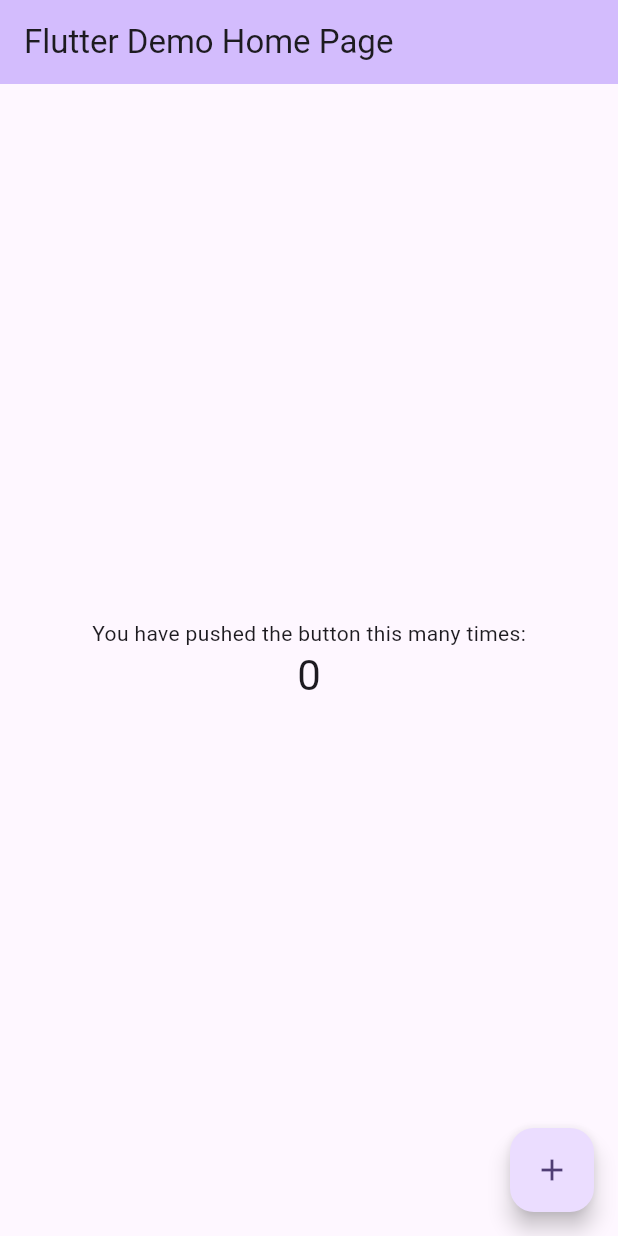
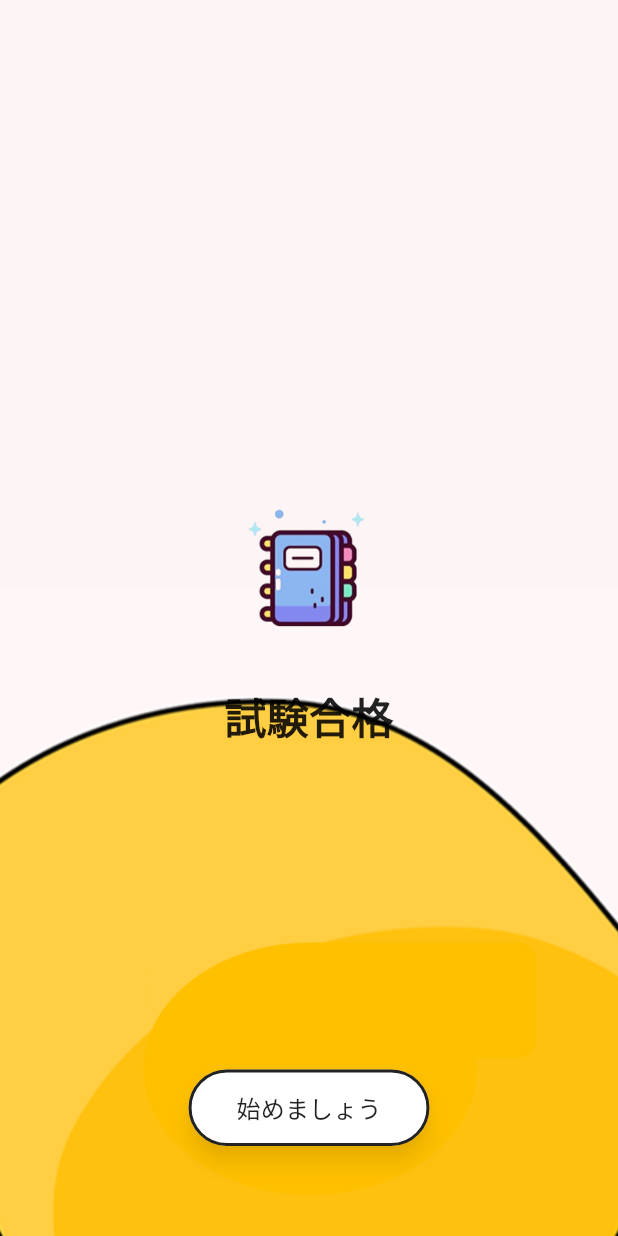
Before and after one commit to EiPhyuHtun/ojtpj, a Flutter app: the screen it shows after launch, on a phone screen of 412 x 824 dp. Run offline on Flutter 3.47's test engine with Material 3 defaults, Android fonts, the phone set to English and light mode, and no system bars.

Commit message:
ホーム画面＿対応

```diff
--- /dev/null
+++ b/lib/level.dart
@@ -0,0 +1,8 @@
+import 'package:flutter/material.dart';
+
+class LevelPage extends StatelessWidget {
+  @override
+  Widget build(BuildContext context) {
+    return Scaffold();
+  }
+}
--- a/lib/main.dart
+++ b/lib/main.dart
@@ -1,4 +1,5 @@
 import 'package:flutter/material.dart';
+import 'level.dart';
 
 void main() {
   runApp(const MyApp());
@@ -11,115 +12,80 @@
   @override
   Widget build(BuildContext context) {
     return MaterialApp(
-      title: 'Hello Su Myat Naing',
-      theme: ThemeData(
-        // This is the theme of your application.
-        //
-        // TRY THIS: Try running your application with "flutter run". You'll see
-        // the application has a purple toolbar. Then, without quitting the app,
-        // try changing the seedColor in the colorScheme below to Colors.green
-        // and then invoke "hot reload" (save your changes or press the "hot
-        // reload" button in a Flutter-supported IDE, or press "r" if you used
-        // the command line to start the app).
-        //
-        // Notice that the counter didn't reset back to zero; the application
-        // state is not lost during the reload. To reset the state, use hot
-        // restart instead.
-        //
-        // This works for code too, not just values: Most code changes can be
-        // tested with just a hot reload.
-        colorScheme: ColorScheme.fromSeed(seedColor: Colors.deepPurple),
-        useMaterial3: true,
-      ),
-      home: const MyHomePage(title: 'Flutter Demo Home Page'),
+      home: MyHomePage(),
     );
   }
 }
 
-class MyHomePage extends StatefulWidget {
-  const MyHomePage({super.key, required this.title});
-
-  // This widget is the home page of your application. It is stateful, meaning
-  // that it has a State object (defined below) that contains fields that affect
-  // how it looks.
-
-  // This class is the configuration for the state. It holds the values (in this
-  // case the title) provided by the parent (in this case the App widget) and
-  // used by the build method of the State. Fields in a Widget subclass are
-  // always marked "final".
-
-  final String title;
-
-  @override
-  State<MyHomePage> createState() => _MyHomePageState();
-}
-
-class _MyHomePageState extends State<MyHomePage> {
-  int _counter = 0;
-
-  void _incrementCounter() {
-    setState(() {
-      // This call to setState tells the Flutter framework that something has
-      // changed in this State, which causes it to rerun the build method below
-      // so that the display can reflect the updated values. If we changed
-      // _counter without calling setState(), then the build method would not be
-      // called again, and so nothing would appear to happen.
-      _counter++;
-    });
-  }
-
+class MyHomePage extends StatelessWidget {
   @override
   Widget build(BuildContext context) {
-    // This method is rerun every time setState is called, for instance as done
-    // by the _incrementCounter method above.
-    //
-    // The Flutter framework has been optimized to make rerunning build methods
-    // fast, so that you can just rebuild anything that needs updating rather
-    // than having to individually change instances of widgets.
     return Scaffold(
-      appBar: AppBar(
-        // TRY THIS: Try changing the color here to a specific color (to
-        // Colors.amber, perhaps?) and trigger a hot reload to see the AppBar
-        // change color while the other colors stay the same.
-        backgroundColor: Theme.of(context).colorScheme.inversePrimary,
-        // Here we take the value from the MyHomePage object that was created by
-        // the App.build method, and use it to set our appbar title.
-        title: Text(widget.title),
+      backgroundColor: const Color(0xFFFDF4F6),
+      body: Stack(
+        children: [
+          Align(
+            alignment: Alignment.bottomCenter,
+            child: Image.asset(
+              'assets/images/curve_background.png',
+              width: double.infinity,
+              fit: BoxFit.cover,
             ),
-      body: Center(
-        // Center is a layout widget. It takes a single child and positions it
-        // in the middle of the parent.
+          ),
+          Center(
             child: Column(
-          // Column is also a layout widget. It takes a list of children and
-          // arranges them vertically. By default, it sizes itself to fit its
-          // children horizontally, and tries to be as tall as its parent.
-          //
-          // Column has various properties to control how it sizes itself and
-          // how it positions its children. Here we use mainAxisAlignment to
-          // center the children vertically; the main axis here is the vertical
-          // axis because Columns are vertical (the cross axis would be
-          // horizontal).
-          //
-          // TRY THIS: Invoke "debug painting" (choose the "Toggle Debug Paint"
-          // action in the IDE, or press "p" in the console), to see the
-          // wireframe for each widget.
               mainAxisAlignment: MainAxisAlignment.center,
-          children: <Widget>[
+              children: [
+                Image.asset(
+                  'assets/images/book.png',
+                  height: 100,
+                ),
+                const SizedBox(height: 30),
                 const Text(
-              'You have pushed the button this many times:',
+                  '試験合格',
+                  style: TextStyle(
+                    fontSize: 28,
+                    fontWeight: FontWeight.bold,
+                    color: Colors.black87,
                   ),
-            Text(
-              '$_counter',
-              style: Theme.of(context).textTheme.headlineMedium,
                 ),
               ],
             ),
           ),
-      floatingActionButton: FloatingActionButton(
-        onPressed: _incrementCounter,
-        tooltip: 'Increment',
-        child: const Icon(Icons.add),
-      ), // This trailing comma makes auto-formatting nicer for build methods.
+          Align(
+            alignment: Alignment.bottomCenter,
+            child: Padding(
+              padding: const EdgeInsets.only(bottom: 60.0),
+              child: ElevatedButton(
+                onPressed: () {
+                  Navigator.push(
+                    context,
+                    MaterialPageRoute(builder: (context) => LevelPage()),
+                  );
+                },
+                style: ElevatedButton.styleFrom(
+                  foregroundColor: Colors.black87,
+                  backgroundColor: Colors.white,
+                  shadowColor: Colors.black45,
+                  elevation: 6,
+                  padding: const EdgeInsets.symmetric(
+                    horizontal: 32,
+                    vertical: 14,
+                  ),
+                  shape: RoundedRectangleBorder(
+                    borderRadius: BorderRadius.circular(30),
+                    side: const BorderSide(color: Colors.black87, width: 2),
+                  ),
+                ),
+                child: const Text(
+                  '始めましょう',
+                  style: TextStyle(fontSize: 16),
+                ),
+              ),
+            ),
+          ),
+        ],
+      ),
     );
   }
 }
--- a/pubspec.yaml
+++ b/pubspec.yaml
@@ -59,9 +59,9 @@ flutter:
   uses-material-design: true
 
   # To add assets to your application, add an assets section, like this:
-  # assets:
-  #   - images/a_dot_burr.jpeg
-  #   - images/a_dot_ham.jpeg
+  assets:
+    - assets/images/book.png
+    - assets/images/curve_background.png
 
   # An image asset can refer to one or more resolution-specific "variants", see
   # https://flutter.dev/assets-and-images/#resolution-aware
```
Also changed, not shown: assets/images/book.png (added), assets/images/curve_background.png (added). Lines whose indentation alone changed are shown as unchanged.
